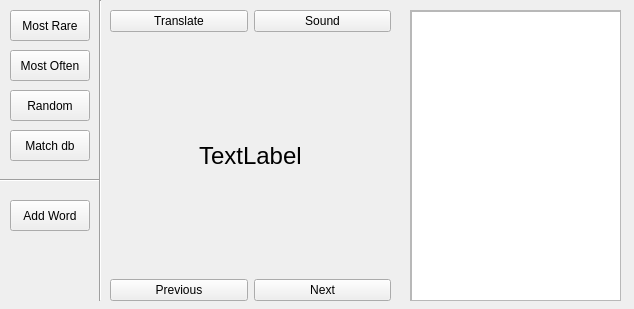
Above: src/ui/subtitlesview.ui from row248/learningFromSub before the change. Below: the same form after it.
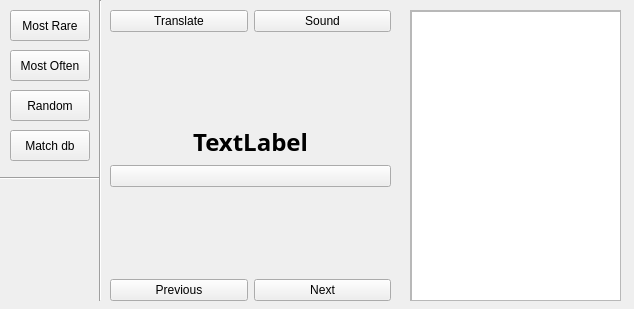
That is the form after the change.

Commit message: Added icon to favorite button. Added all shortcuts.

The edit to the form file:
```diff
--- a/src/ui/subtitlesview.ui
+++ b/src/ui/subtitlesview.ui
@@ -23,40 +23,7 @@
     </rect>
    </property>
    <layout class="QGridLayout" name="gridLayout">
-    <item row="2" column="0" alignment="Qt::AlignHCenter|Qt::AlignVCenter">
-     <widget class="QLabel" name="word">
-      <property name="font">
-       <font>
-        <pointsize>18</pointsize>
-       </font>
-      </property>
-      <property name="focusPolicy">
-       <enum>Qt::StrongFocus</enum>
-      </property>
-      <property name="text">
-       <string>TextLabel</string>
-      </property>
-     </widget>
-    </item>
-    <item row="4" column="0">
-     <layout class="QHBoxLayout" name="horizontalLayout">
-      <item>
-       <widget class="QPushButton" name="btnPrev">
-        <property name="text">
-         <string>Previous</string>
-        </property>
-       </widget>
-      </item>
-      <item>
-       <widget class="QPushButton" name="btnNext">
-        <property name="text">
-         <string>Next</string>
-        </property>
-       </widget>
-      </item>
-     </layout>
-    </item>
-    <item row="0" column="0">
+    <item row="0" column="0" colspan="2">
      <layout class="QHBoxLayout" name="horizontalLayout_2">
       <item>
        <widget class="QPushButton" name="btn_translate">
@@ -74,7 +41,31 @@
       </item>
      </layout>
     </item>
-    <item row="1" column="0">
+    <item row="5" column="0" colspan="2">
+     <layout class="QHBoxLayout" name="horizontalLayout">
+      <item>
+       <widget class="QPushButton" name="btnPrev">
+        <property name="focusPolicy">
+         <enum>Qt::NoFocus</enum>
+        </property>
+        <property name="text">
+         <string>Previous</string>
+        </property>
+       </widget>
+      </item>
+      <item>
+       <widget class="QPushButton" name="btnNext">
+        <property name="focusPolicy">
+         <enum>Qt::NoFocus</enum>
+        </property>
+        <property name="text">
+         <string>Next</string>
+        </property>
+       </widget>
+      </item>
+     </layout>
+    </item>
+    <item row="4" column="0">
      <spacer name="verticalSpacer">
       <property name="orientation">
        <enum>Qt::Vertical</enum>
@@ -87,7 +78,7 @@
       </property>
      </spacer>
     </item>
-    <item row="3" column="0">
+    <item row="1" column="0">
      <spacer name="verticalSpacer_2">
       <property name="orientation">
        <enum>Qt::Vertical</enum>
@@ -100,6 +91,49 @@
       </property>
      </spacer>
     </item>
+    <item row="2" column="0" colspan="2">
+     <widget class="QLabel" name="word">
+      <property name="font">
+       <font>
+        <family>KacstTitle</family>
+        <pointsize>18</pointsize>
+        <weight>75</weight>
+        <bold>true</bold>
+       </font>
+      </property>
+      <property name="text">
+       <string>TextLabel</string>
+      </property>
+      <property name="alignment">
+       <set>Qt::AlignCenter</set>
+      </property>
+     </widget>
+    </item>
+    <item row="3" column="0" colspan="2">
+     <widget class="QPushButton" name="icon">
+      <property name="cursor">
+       <cursorShape>ArrowCursor</cursorShape>
+      </property>
+      <property name="focusPolicy">
+       <enum>Qt::NoFocus</enum>
+      </property>
+      <property name="text">
+       <string/>
+      </property>
+      <property name="iconSize">
+       <size>
+        <width>30</width>
+        <height>30</height>
+       </size>
+      </property>
+      <property name="autoDefault">
+       <bool>true</bool>
+      </property>
+      <property name="flat">
+       <bool>false</bool>
+      </property>
+     </widget>
+    </item>
    </layout>
   </widget>
   <widget class="QPushButton" name="btn_mostRare">
@@ -168,7 +202,7 @@
    <property name="geometry">
     <rect>
      <x>10</x>
-     <y>250</y>
+     <y>220</y>
      <width>71</width>
      <height>41</height>
     </rect>
@@ -203,26 +237,13 @@
     <string>Random</string>
    </property>
   </widget>
-  <widget class="QPushButton" name="btn_favorite">
-   <property name="geometry">
-    <rect>
-     <x>10</x>
-     <y>200</y>
-     <width>80</width>
-     <height>31</height>
-    </rect>
-   </property>
-   <property name="text">
-    <string>Add Word</string>
-   </property>
-  </widget>
   <widget class="Line" name="line_2">
    <property name="geometry">
     <rect>
      <x>0</x>
      <y>170</y>
      <width>100</width>
-     <height>20</height>
+     <height>16</height>
     </rect>
    </property>
    <property name="orientation">
```
Left out of the diff: 27 changed lines with no effect on the pictures. The commit also changes 6 other files.
